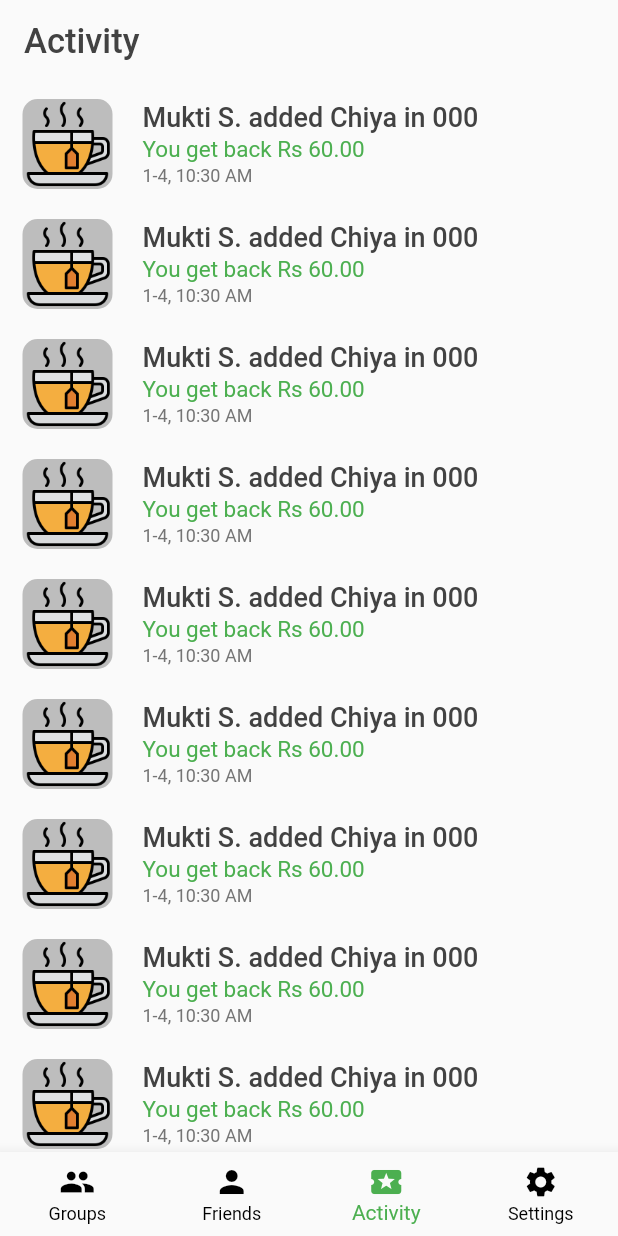
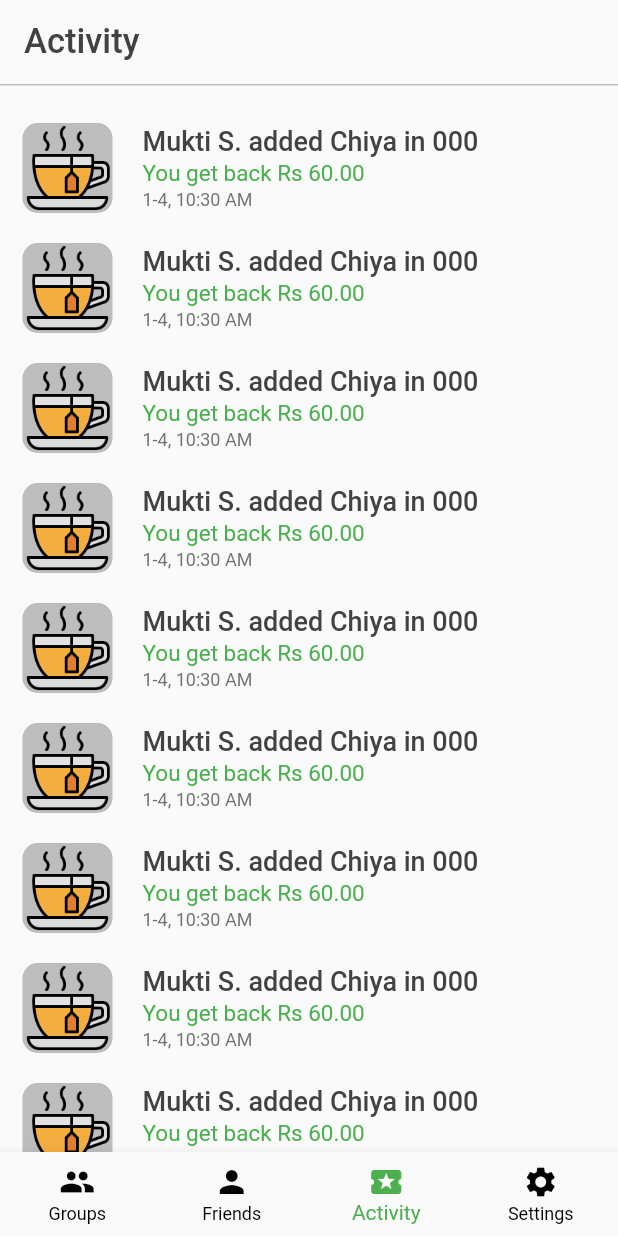
Before and after one commit to itkum101/splitMoney, a Flutter app: the screen it shows after launch, item 3 of the bottom bar chosen, on a phone screen of 412 x 824 dp. Run offline on Flutter 3.47's test engine with Material 2 defaults, Android fonts, the phone set to English and light mode, and no system bars; our stand-ins replace contacts_service, image_picker, permission_handler.

Commit message:
minor_changes

```diff
--- a/lib/routes/activity_page.dart
+++ b/lib/routes/activity_page.dart
@@ -18,7 +18,17 @@ class ActivityPage extends StatelessWidget {
               fontWeight: FontWeight.w500),
         ),
       ),
-      body: ListView(
+      body: Column(
+        children: [
+          Container(
+            height: 1,
+            color: Colors.grey[400],
+          ),
+          const SizedBox(
+            height: 15,
+          ),
+          Expanded(
+            child: ListView(
               children: [
                 ActivityTile(),
                 ActivityTile(),
@@ -35,6 +45,9 @@ class ActivityPage extends StatelessWidget {
                 ActivityTile(),
               ],
             ),
+          ),
+        ],
+      ),
     );
   }
 }
--- a/lib/utils/settings_page_display_item.dart
+++ b/lib/utils/settings_page_display_item.dart
@@ -12,6 +12,10 @@ class SettingsPageDisplayItem extends StatelessWidget {
   Widget build(BuildContext context) {
     return Column(
       children: [
+         Container(
+          height: 1,
+          color: Colors.grey[400],
+        ),
         const SizedBox(
           height: 10,
         ),
```
Also changed, not shown: lib/routes/add_a_friend.dart (+16 -1 lines). Lines whose indentation alone changed are shown as unchanged.
